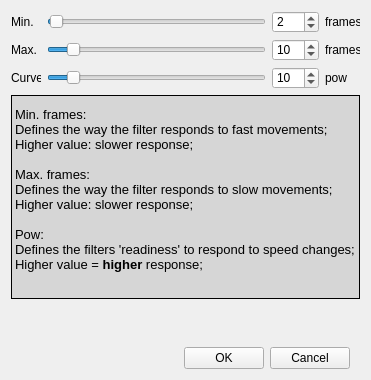
The window that ftnoir_filter_ewma2/ftnoir_ewma_filtercontrols.ui (opentrack/opentrack) describes before a commit, drawn with Qt 5.
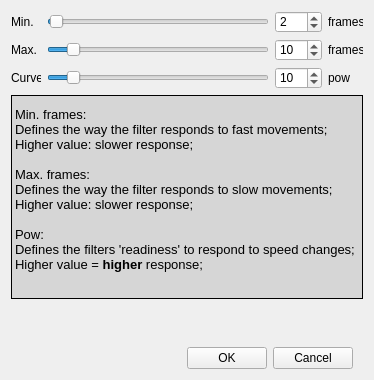
The same window after the commit. Icons and pictures are not drawn.

```diff
--- a/ftnoir_filter_ewma2/ftnoir_ewma_filtercontrols.ui
+++ b/ftnoir_filter_ewma2/ftnoir_ewma_filtercontrols.ui
@@ -6,7 +6,7 @@
    <rect>
     <x>0</x>
     <y>0</y>
-    <width>371</width>
+    <width>374</width>
     <height>380</height>
    </rect>
   </property>
```
Left out of the diff: 6 changed lines with no effect on the pictures.
